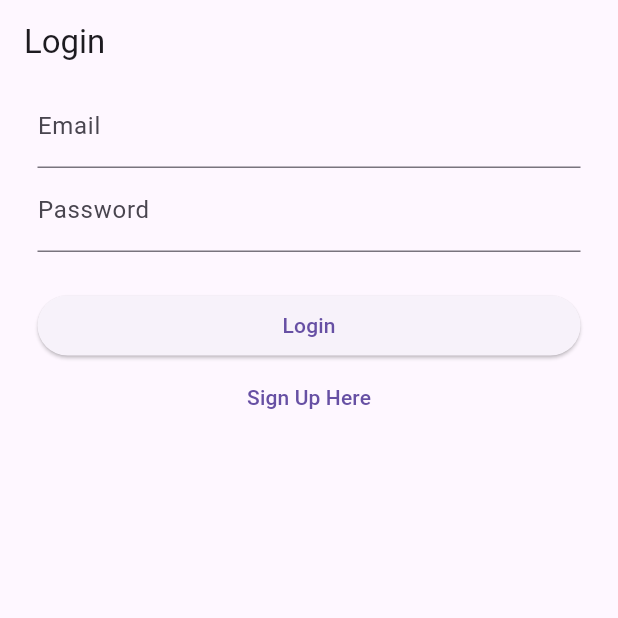
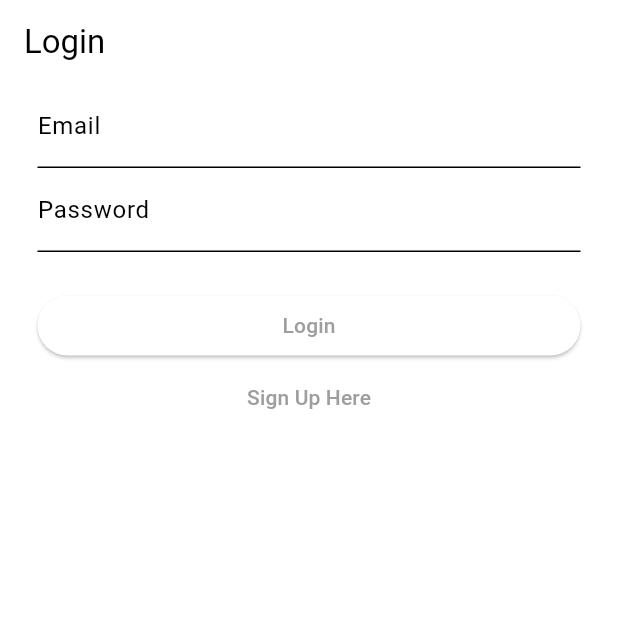
Before and after one commit to mitchkoko/social_app_flutter_supabase, a Flutter app: the screen it shows after launch, on a phone screen of 412 x 824 dp, the top half of it. Run offline on Flutter 3.47's test engine with Material 3 defaults, Android fonts, the phone set to English and light mode, and no system bars; our stand-ins replace supabase_flutter; accounts and stored records are empty.

Commit message:
Updated UI

```diff
--- a/lib/components/my_drawer.dart
+++ b/lib/components/my_drawer.dart
@@ -1,5 +1,4 @@
 import 'package:flutter/material.dart';
-
 import '../features/profile/profile_page.dart';
 
 class MyDrawer extends StatelessWidget {
--- a/lib/main.dart
+++ b/lib/main.dart
@@ -18,9 +18,14 @@ class MyApp extends StatelessWidget {
 
   @override
   Widget build(BuildContext context) {
-    return const MaterialApp(
+    return MaterialApp(
       debugShowCheckedModeBanner: false,
-      home: AuthGate(),
+      theme: ThemeData(
+        colorScheme: const ColorScheme.light(
+          primary: Colors.grey,
+        ),
+      ),
+      home: const AuthGate(),
     );
   }
 }
```
Also changed, not shown: lib/features/profile/profile_page.dart (+21 -1 lines).
